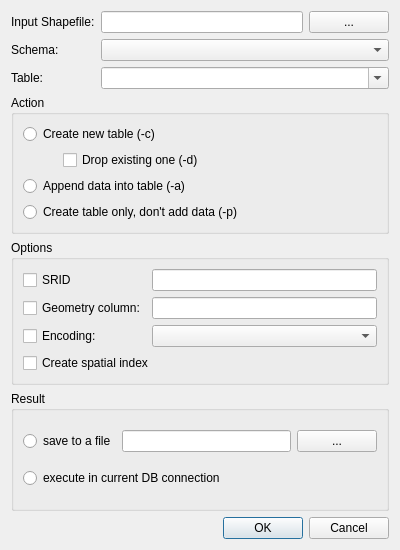
This is DlgLoadData.ui in wonder-sk/postgis_manager as Qt 5 draws it before an edit. The edited form follows.
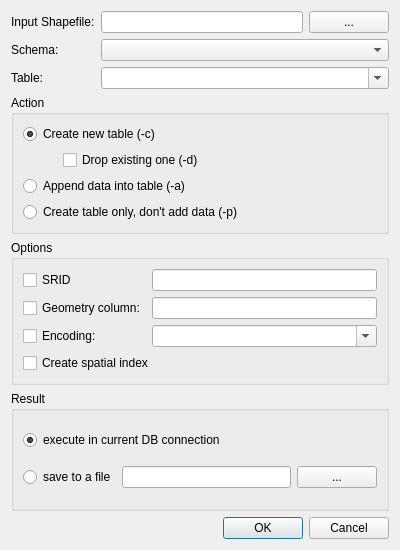
This is the edited form.

Commit message: ui for data loading

```diff
--- a/DlgLoadData.ui
+++ b/DlgLoadData.ui
@@ -69,6 +69,9 @@
         <property name="text" >
          <string>Create new table (-c)</string>
         </property>
+        <property name="checked" >
+         <bool>true</bool>
+        </property>
        </widget>
       </item>
       <item>
@@ -149,7 +152,11 @@
        </widget>
       </item>
       <item row="2" column="1" >
-       <widget class="QComboBox" name="comboBox_3" />
+       <widget class="QComboBox" name="cboEncoding" >
+        <property name="editable" >
+         <bool>true</bool>
+        </property>
+       </widget>
       </item>
       <item row="3" column="0" colspan="2" >
        <widget class="QCheckBox" name="chkSpatialIndex" >
@@ -167,6 +174,16 @@
       <string>Result</string>
      </property>
      <layout class="QVBoxLayout" >
+      <item>
+       <widget class="QRadioButton" name="radExec" >
+        <property name="text" >
+         <string>execute in current DB connection</string>
+        </property>
+        <property name="checked" >
+         <bool>true</bool>
+        </property>
+       </widget>
+      </item>
       <item>
        <layout class="QHBoxLayout" >
         <item>
@@ -188,13 +205,6 @@
         </item>
        </layout>
       </item>
-      <item>
-       <widget class="QRadioButton" name="radExec" >
-        <property name="text" >
-         <string>execute in current DB connection</string>
-        </property>
-       </widget>
-      </item>
      </layout>
     </widget>
    </item>
```
Left out of the diff: 20 changed lines with no effect on the pictures. The commit also changes 3 other files.
